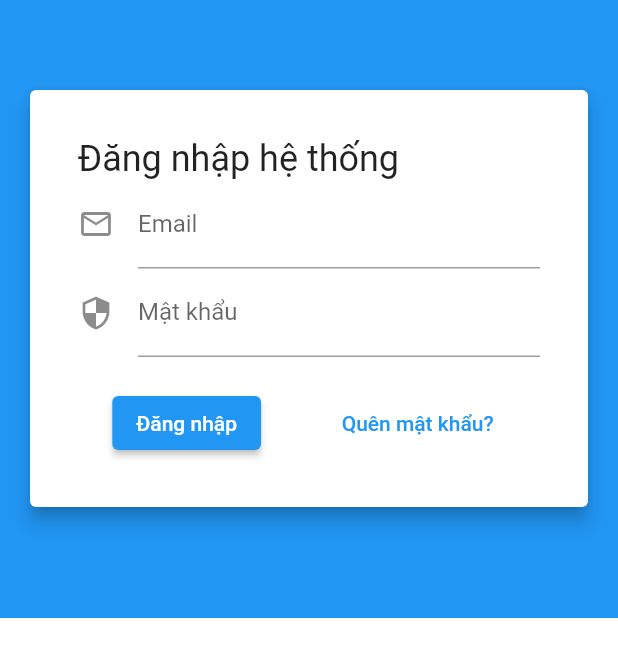
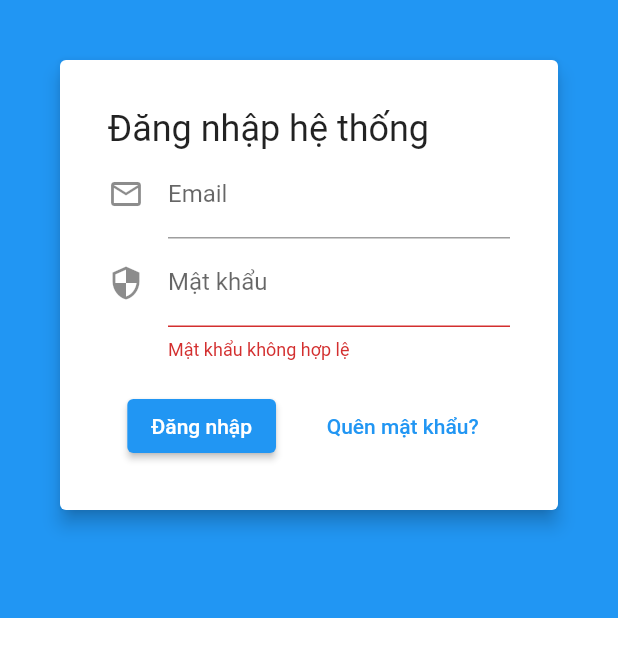
Before and after one commit to NgocNghia209/flutter_lab_2_26022021, a Flutter app: the screen it shows after launch, after a tap on "Đăng nhập", on a phone screen of 412 x 824 dp. Shown: the top 657 px of the screen. Run offline on Flutter 3.47's test engine with Material 2 defaults, Android fonts, the phone set to English and light mode, and no system bars.

Commit message:
Nghia fix 2.0

```diff
--- a/lib/pages/login/email_card.dart
+++ b/lib/pages/login/email_card.dart
@@ -4,9 +4,14 @@ import 'package:flutter/material.dart';
 enum EmailCardStatus { login, reset }
 
 class EmailCard extends StatefulWidget {
+  //Đăng nhập
   final void Function(String email, String password) onLoginPressed;
 
-  const EmailCard({Key key, this.onLoginPressed}) : super(key: key);
+  //Khôi phục mật khẩu
+  final void Function(String email) onResetPressed;
+
+  const EmailCard({Key key, this.onLoginPressed, this.onResetPressed})
+      : super(key: key);
 
   @override
   State<StatefulWidget> createState() => _EmailCardState();
@@ -52,10 +57,11 @@ class _EmailCardState extends State<EmailCard> {
                 decoration: InputDecoration(
                     labelText: 'Mật khẩu', icon: Icon(Icons.security)),
                 obscureText: true,
+                //dùng để che mật khẩu.
                 validator: (value) {
                   if (value.length < 6) return 'Mật khẩu không hợp lệ';
                   return null;
-                }, //dùng để che mật khẩu.
+                },
               ),
               SizedBox(
                 height: 20,
@@ -65,9 +71,11 @@ class _EmailCardState extends State<EmailCard> {
                 children: [
                   ElevatedButton(
                     onPressed: () {
-                      final _email = _emailKey.currentState.value;
-                      final _password = _passwordKey.currentState.value;
-                      widget.onLoginPressed(_email, _password);
+                      if (_passwordKey.currentState.validate()) {
+                        final _email = _emailKey.currentState.value;
+                        final _password = _passwordKey.currentState.value;
+                        widget.onLoginPressed(_email, _password);
+                      }
                     },
                     child: Text('Đăng nhập'),
                   ),
@@ -95,15 +103,33 @@ class _EmailCardState extends State<EmailCard> {
                   ),
                 ),
                 TextFormField(
-                  key: Key('email'),
+                  key: _emailKey,
                   decoration: InputDecoration(
-                      labelText: 'Email', icon: Icon(Icons.email_outlined)),
+                    labelText: 'Email',
+                    icon: Icon(Icons.email_outlined),
+                  ),
+                  validator: (value) {
+                    bool emailValid = RegExp(
+                            r"^[a-zA-Z0-9.a-zA-Z0-9.!#$%&'*+-/=?^_`{|Ư~]+@[a-zA-Z0-9]+\.[a-zA-Z]+")
+                        .hasMatch(value ?? '');
+                    if (!emailValid) return 'Email không hợp lệ';
+                    return null;
+                  },
                 ),
                 Row(
                   mainAxisAlignment: MainAxisAlignment.spaceAround,
                   children: [
+                    // ElevatedButton(
+                    //   onPressed: () {},
+                    //   child: Text('Khôi phục'),
+                    // ),
                     ElevatedButton(
-                      onPressed: () {},
+                      onPressed: () {
+                        if (_emailKey.currentState.validate()) {
+                          final _email = _emailKey.currentState.value;
+                          widget.onResetPressed(_email);
+                        }
+                      },
                       child: Text('Khôi phục'),
                     ),
                     SizedBox(
--- a/lib/pages/login/login_view.dart
+++ b/lib/pages/login/login_view.dart
@@ -26,16 +26,16 @@ class _LoginViewState extends State<LoginView> {
                 color: Colors.white,
               ),
             ),
-            Positioned.fill(
-              child: ListView(
-                children: [
-                  Container(
-                    padding: const EdgeInsets.all(20.0),
-                    constraints: BoxConstraints(
-                        //minHeight: constraints.maxHeight,
-                        ),
+            ListView(
+              padding: EdgeInsets.only(top: 0),
+              children: [
+                Container(
+                  padding: const EdgeInsets.all(20.0),
+                  constraints: BoxConstraints(
+                    //minHeight: constrains.maxHeight,
+                    minHeight: 40,
                   ),
-                  Center(
+                  child: Center(
                     child: Column(
                       children: [
                         Container(
@@ -52,6 +52,9 @@ class _LoginViewState extends State<LoginView> {
                                       //TODO tiến hành xử lí đăng nhập ở đây
                                       print('$email, $password');
                                     },
+                                    onResetPressed: (email) {
+                                      print('$email');
+                                    },
                                   ),
                                 ],
                               ),
@@ -61,8 +64,8 @@ class _LoginViewState extends State<LoginView> {
                       ],
                     ),
                   ),
-                ],
-              ),
+                ),
+              ],
             ),
           ],
         ),
```
